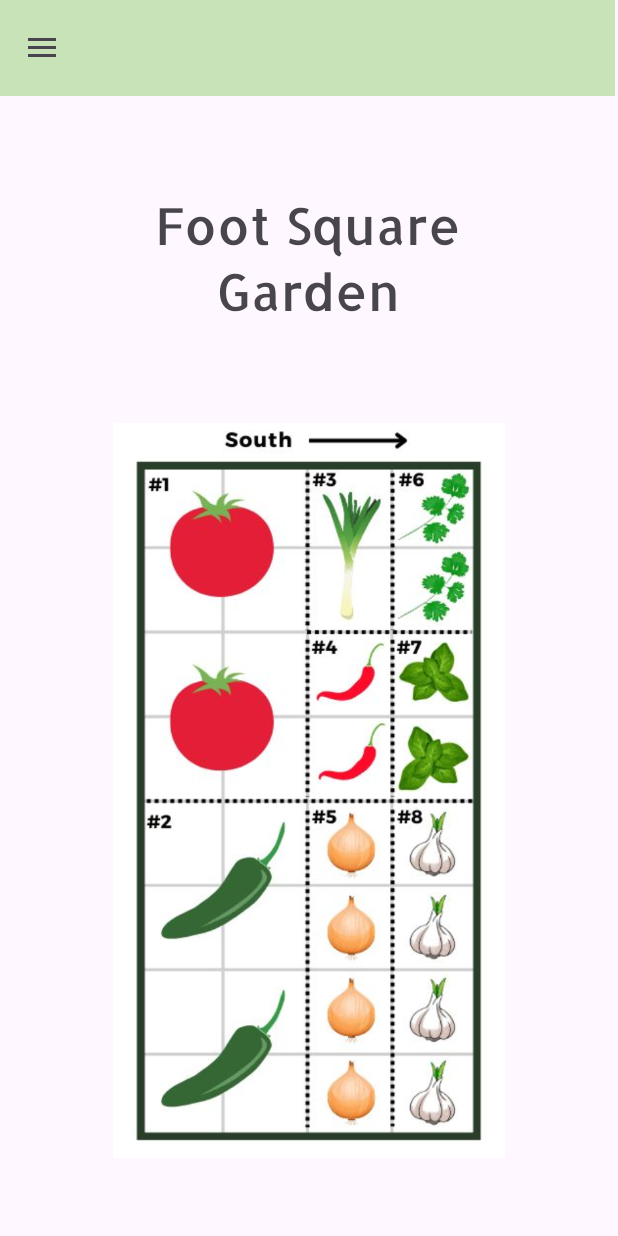
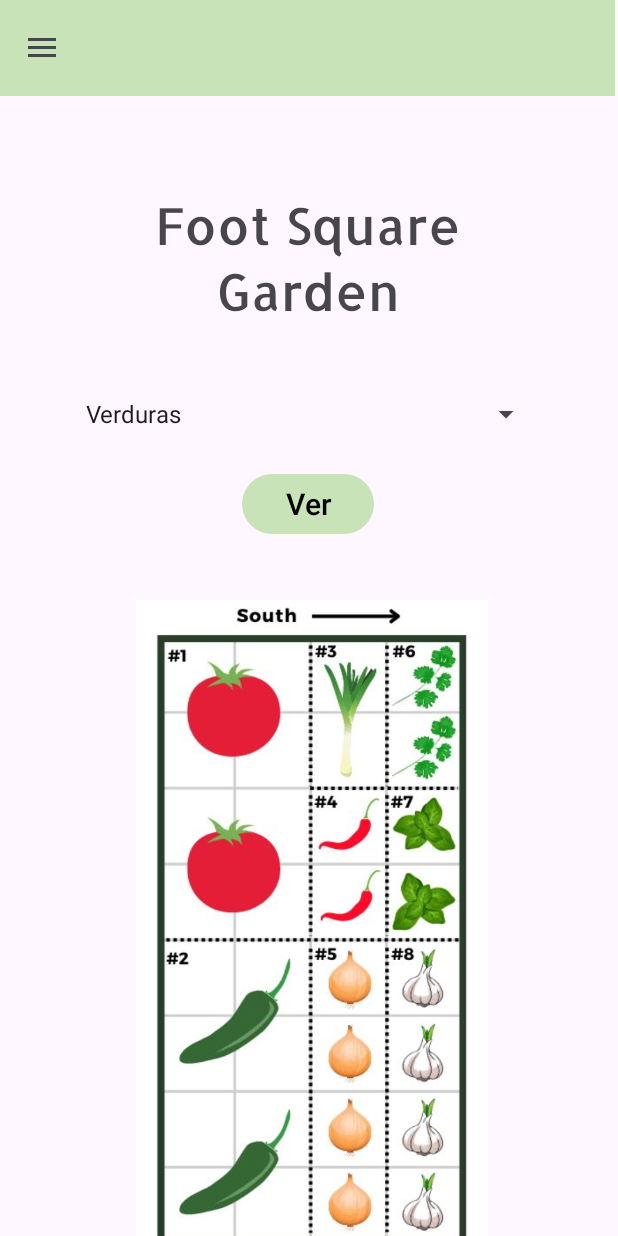
Before and after one commit to Nataliapaaz/seedplanner, an Android app: the fragment FootSquare placed in its activity, on a phone screen of 412 x 824 dp. Run offline under Robolectric (Android 15) with nearby library versions, the phone set to English and light mode, and no system bars.

Commit message:
Implementando el Foot Square por fin funciona mas o menos, gracias Diosito!

```diff
--- a/app/src/main/java/com/example/seedplanner/FootSquare.java
+++ b/app/src/main/java/com/example/seedplanner/FootSquare.java
@@ -7,58 +7,60 @@ import androidx.fragment.app.Fragment;
 import android.view.LayoutInflater;
 import android.view.View;
 import android.view.ViewGroup;
+import android.widget.AdapterView;
+import android.widget.Button;
+import android.widget.ImageView;
+import android.widget.Spinner;
 
-/**
- * A simple {@link Fragment} subclass.
- * Use the {@link FootSquare#newInstance} factory method to
- * create an instance of this fragment.
- */
 public class FootSquare extends Fragment {
+    private Spinner opciones;
+    private ImageView imageView;
 
-    // TODO: Rename parameter arguments, choose names that match
-    // the fragment initialization parameters, e.g. ARG_ITEM_NUMBER
-    private static final String ARG_PARAM1 = "param1";
-    private static final String ARG_PARAM2 = "param2";
-
-    // TODO: Rename and change types of parameters
-    private String mParam1;
-    private String mParam2;
-
-    public FootSquare() {
-        // Required empty public constructor
-    }
-
-    /**
-     * Use this factory method to create a new instance of
-     * this fragment using the provided parameters.
-     *
-     * @param param1 Parameter 1.
-     * @param param2 Parameter 2.
-     * @return A new instance of fragment FootSquare.
-     */
-    // TODO: Rename and change types and number of parameters
-    public static FootSquare newInstance(String param1, String param2) {
-        FootSquare fragment = new FootSquare();
-        Bundle args = new Bundle();
-        args.putString(ARG_PARAM1, param1);
-        args.putString(ARG_PARAM2, param2);
-        fragment.setArguments(args);
-        return fragment;
-    }
+    private Button verButton;
 
     @Override
-    public void onCreate(Bundle savedInstanceState) {
-        super.onCreate(savedInstanceState);
-        if (getArguments() != null) {
-            mParam1 = getArguments().getString(ARG_PARAM1);
-            mParam2 = getArguments().getString(ARG_PARAM2);
-        }
-    }
+    public View onCreateView(LayoutInflater inflater, ViewGroup container, Bundle savedInstanceState) {
+        View view = inflater.inflate(R.layout.fragment_foot_square, container, false);
 
-    @Override
-    public View onCreateView(LayoutInflater inflater, ViewGroup container,
-                             Bundle savedInstanceState) {
-        // Inflate the layout for this fragment
-        return inflater.inflate(R.layout.fragment_foot_square, container, false);
+        opciones = view.findViewById(R.id.opciones);
+        imageView = view.findViewById(R.id.imageView4);
+        verButton = view.findViewById(R.id.ver);
+
+        opciones.setOnItemSelectedListener(new AdapterView.OnItemSelectedListener() {
+            @Override
+            public void onItemSelected(AdapterView<?> parentView, View selectedItemView, int position, long id) {
+                // Opción del Spinner
+                String opcionSeleccionada = opciones.getSelectedItem().toString();
+
+                // Cambiar la imagen cuando se selecciona una opción
+                if (opcionSeleccionada.equals("Verdura")) {
+                    imageView.setImageResource(R.drawable.verduras);
+                } else if (opcionSeleccionada.equals("Hierbas")) {
+                    imageView.setImageResource(R.drawable.hierbas);
+                }
+            }
+
+            @Override
+            public void onNothingSelected(AdapterView<?> parentView) {
+                // errores
+            }
+        });
+
+        verButton.setOnClickListener(new View.OnClickListener() {
+            @Override
+            public void onClick(View v) {
+                // opción seleccionada
+                String opcionSeleccionada = opciones.getSelectedItem().toString();
+
+                // Cambiar la imagen
+                if (opcionSeleccionada.equals("Verdura")) {
+                    imageView.setImageResource(R.drawable.verduras);
+                } else if (opcionSeleccionada.equals("Hierbas")) {
+                    imageView.setImageResource(R.drawable.hierbas);
+                }
+            }
+        });
+
+        return view;
     }
 }
--- a/app/src/main/res/layout/fragment_foot_square.xml
+++ b/app/src/main/res/layout/fragment_foot_square.xml
@@ -24,15 +24,40 @@
             app:layout_constraintStart_toStartOf="parent"
             app:layout_constraintTop_toTopOf="parent" />
 
+        <Spinner
+            android:id="@+id/opciones"
+            android:layout_width="312dp"
+            android:layout_height="32dp"
+            android:layout_marginTop="32dp"
+            android:entries="@array/opciones"
+            app:layout_constraintEnd_toEndOf="parent"
+            app:layout_constraintHorizontal_bias="0.494"
+            app:layout_constraintStart_toStartOf="parent"
+            app:layout_constraintTop_toBottomOf="@+id/textView16" />
+
         <ImageView
             android:id="@+id/imageView4"
-            android:layout_width="261dp"
-            android:layout_height="573dp"
-            android:layout_marginTop="176dp"
-            android:src="@drawable/a6b0e13b61154e7ed40e808b795e7c03"
+            android:layout_width="253dp"
+            android:layout_height="440dp"
+            android:layout_marginTop="336dp"
+            android:src="@drawable/verduras"
             app:layout_constraintEnd_toEndOf="parent"
+            app:layout_constraintHorizontal_bias="0.512"
             app:layout_constraintStart_toStartOf="parent"
             app:layout_constraintTop_toTopOf="parent" />
+
+        <Button
+            android:id="@+id/ver"
+            android:layout_width="wrap_content"
+            android:layout_height="wrap_content"
+            android:layout_marginTop="20dp"
+            android:text="Ver"
+            android:textColor="@color/black"
+            android:textSize="20sp"
+            app:layout_constraintEnd_toEndOf="parent"
+            app:layout_constraintHorizontal_bias="0.498"
+            app:layout_constraintStart_toStartOf="parent"
+            app:layout_constraintTop_toBottomOf="@+id/opciones" />
 
     </androidx.constraintlayout.widget.ConstraintLayout>
 
--- /dev/null
+++ b/app/src/main/res/values/opciones.xml
@@ -0,0 +1,7 @@
+<?xml version="1.0" encoding="utf-8"?>
+<resources>
+    <string-array name="opciones">
+        <item>Verduras</item>
+        <item>Hierbas</item>
+    </string-array>
+</resources>
```
Also changed, not shown: app/src/main/res/drawable/hierbas.jpeg (added), app/src/main/res/drawable/verduras.jpg (renamed from app/src/main/res/drawable/a6b0e13b61154e7ed40e808b795e7c03.jpg).
